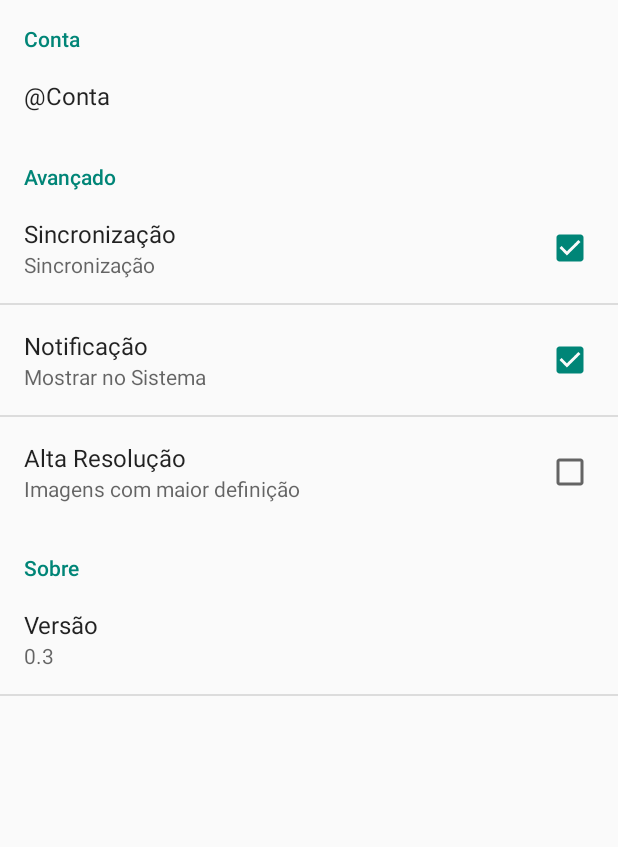
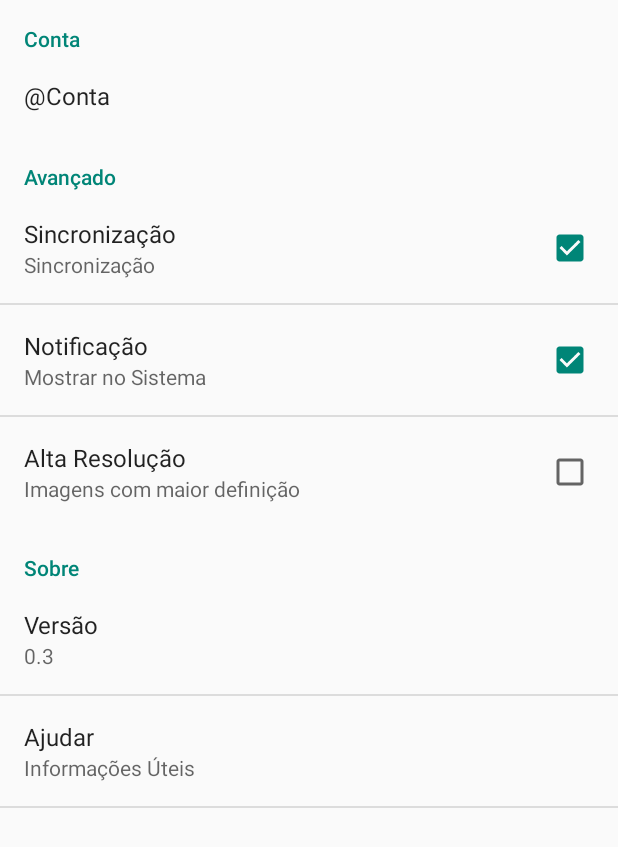
Before and after one commit to glaucomunsberg/mumbai, an Android app: the screen it shows after launch (SettingsActivity), in the options menu, after a tap on "Configuração", on a phone screen of 412 x 824 dp. Shown: the top 847 px of the screen. Run offline under Robolectric (Android 15) with nearby library versions, the phone set to English and light mode, and no system bars; 7 statements that could not run were skipped.

Commit message:
UML:Config with new name of some atributes, Activity: SettingsActivity with a helpercenter

```diff
--- a/android/Mumbai/mumbai/src/main/java/com/plataformaparaformal/Mumbai/SettingsActivity.java
+++ b/android/Mumbai/mumbai/src/main/java/com/plataformaparaformal/Mumbai/SettingsActivity.java
@@ -1,35 +1,22 @@
 package com.plataformaparaformal.Mumbai;
 
 import android.annotation.TargetApi;
-import android.app.ActionBar;
-import android.app.AlertDialog;
-import android.content.Context;
 import android.content.Intent;
-import android.content.res.Configuration;
-import android.media.Ringtone;
-import android.media.RingtoneManager;
 import android.net.Uri;
 import android.os.Build;
 import android.os.Bundle;
 import android.preference.CheckBoxPreference;
 import android.preference.EditTextPreference;
-import android.preference.ListPreference;
 import android.preference.Preference;
 import android.preference.PreferenceActivity;
-import android.preference.PreferenceCategory;
-import android.preference.PreferenceFragment;
-import android.preference.PreferenceManager;
 import android.preference.PreferenceScreen;
-import android.preference.RingtonePreference;
-import android.text.TextUtils;
 import android.view.MenuItem;
-import android.widget.EditText;
+import android.view.View;
+import android.widget.ListView;
+import android.widget.Toast;
 
 
-import com.plataformaparaformal.Mumbai.services.SocialNetwork;
 import com.plataformaparaformal.Mumbai.util.Mumbai;
-
-import java.util.List;
 
 /**
  * A {@link PreferenceActivity} that presents a set of application settings. On
@@ -125,11 +112,46 @@ public class SettingsActivity extends PreferenceActivity {
 
         }
 
+        editTextPreference = (EditTextPreference) findPreference("settings_helperAboutPlataforma");
+        editTextPreference.setEnabled(false);
+        editTextPreference.setOnPreferenceClickListener(new Preference.OnPreferenceClickListener() {
+            @Override
+            public boolean onPreferenceClick(Preference preference) {
+                try {
+                    Intent browserIntent = new Intent(Intent.ACTION_VIEW, Uri.parse(mumbai.config.urlHelpCenter));
+                    return true;
+                } catch (Exception e) {
+                    Toast.makeText(preference.getContext(), "Not open", Toast.LENGTH_LONG).show();
+                }
+                return false;
+            }
+        });
+
+        editTextPreference = (EditTextPreference) findPreference("settings_helperCenter");
+        editTextPreference.setEnabled(false);
+        editTextPreference.setOnPreferenceClickListener(new Preference.OnPreferenceClickListener() {
+            @Override
+            public boolean onPreferenceClick(Preference preference) {
+                try{
+                    Intent browserIntent = new Intent(Intent.ACTION_VIEW, Uri.parse(mumbai.config.urlHomePage));
+                    return true;
+                }catch(Exception e){
+                    Toast.makeText(preference.getContext(),"Not open",Toast.LENGTH_LONG).show();
+                }
+                return false;
+            }
+        });
+    }
+    @Override
+    public boolean onOptionsItemSelected(MenuItem item) {
+        return super.onOptionsItemSelected(item);
     }
 
     @Override
-    public boolean onOptionsItemSelected(MenuItem item) {
-
-        return super.onOptionsItemSelected(item);
+    protected void onListItemClick(ListView l, View v, int position, long id) {
+        if(id == R.id.settings_helperCenter){
+            Intent browserIntent = new Intent(Intent.ACTION_VIEW, Uri.parse(mumbai.config.urlHomePage));
+        }
+        super.onListItemClick(l, v, position, id);
     }
 }
--- a/android/Mumbai/mumbai/src/main/java/com/plataformaparaformal/Mumbai/util/Config.java
+++ b/android/Mumbai/mumbai/src/main/java/com/plataformaparaformal/Mumbai/util/Config.java
@@ -7,22 +7,18 @@ import com.plataformaparaformal.Mumbai.EditParaformalidadeActivity;
 
 public class Config {
 
-    private static volatile Config instance = null;
+    	private static volatile Config instance = null;
 
-    public int versionNum;
-
-
-    public String baseURL;
-	public String hash;
-    public String versionName;
-	public String versionCompilation;
-	public String versionDevelopBy;
-	public String helpURL;
-	public String homePagaURL;
-	public String passwordAPI;
-	public String baseURLAPI;
-
-	public int portAPI;
+    	public final int versionNum = 3;
+	public final int portAPI = 3000;
+	public final String hash = "";
+    	public final String versionName = "0.3";
+	public final String versionCompilation  = "02/02/02 a90eb18Fdd0";
+	public final String versionDevelopBy = "Developeria";
+	public final String urlHelpCenter = "http://www.plataformaparaformal.com.br/Ajuda";
+	public final String urlHomePage = "http://www.plataformaparaformal.com.br";
+	public final String passwordAPI = "";
+	public final String urlBaseAPI = "";
 
 	public boolean syncAutomatic;
 	public boolean notificationOnScree;
@@ -32,12 +28,6 @@ public class Config {
         syncAutomatic = true;
         notificationOnScree = true;
         seeFullImage = false;
-        versionNum = 1;
-        versionName = "0.3";
-        versionCompilation = "02/02/02 a90eb18Fdd0";
-        versionDevelopBy = "Developeria";
-        portAPI = 3000;
-
     }
 
     public static Config getInstance(){
--- a/android/Mumbai/mumbai/src/main/res/values/strings.xml
+++ b/android/Mumbai/mumbai/src/main/res/values/strings.xml
@@ -27,6 +27,10 @@
     <string name="settings_accountGoogle">Google Account</string>
     <string name="settings_accountFacebook">Facebook Account</string>
     <string name="settings_accountTwitter">Twitter API Account</string>
+    <string name="settings_helper">Ajudar</string>
+    <string name="settings_helperInf">Informações Úteis</string>
+    <string name="settings_helperAboutPlataforma">Sobre a Plataforma</string>
+    <string name="settings_helperAboutPlataformaInfo">Saiba mais sobre paraformalidades</string>
     <string name="see_title">Detalhes</string>
     <string name="see_subTitle">Cena X</string>
     <string name="see_imageDetail">Imagem Exibição</string>
@@ -58,4 +62,5 @@
     <string name="alert_edit_message">Enviada com sucesso!</string>
     <string name="alert_edit_chooseUploadTitle">Escolha</string>
     <string name="alert_edit_chooseUploadMessage"></string>
+    <string name="settings_helperCenter">Central de Ajuda</string>
 </resources>
--- a/android/Mumbai/mumbai/src/main/res/xml/activity_settings.xml
+++ b/android/Mumbai/mumbai/src/main/res/xml/activity_settings.xml
@@ -82,5 +82,20 @@
                 android:inputType="none">
             </EditTextPreference>
         </PreferenceScreen>
+        <PreferenceScreen
+            android:title="@string/settings_helper"
+            android:summary="@string/settings_helperInf">
+            <EditTextPreference
+                android:id="@+id/settings_helperAboutPlataforma"
+                android:key="settings_helperAboutPlataforma"
+                android:title="@string/settings_helperAboutPlataforma"
+                android:summary="@string/settings_helperAboutPlataformaInfo">
+            </EditTextPreference>
+            <EditTextPreference
+                android:id="@+id/settings_helperCenter"
+                android:key="settings_helperCenter"
+                android:title="@string/settings_helperCenter">
+            </EditTextPreference>
+        </PreferenceScreen>
     </PreferenceCategory>
 </PreferenceScreen>
```
Also changed, not shown: 2 other files.
